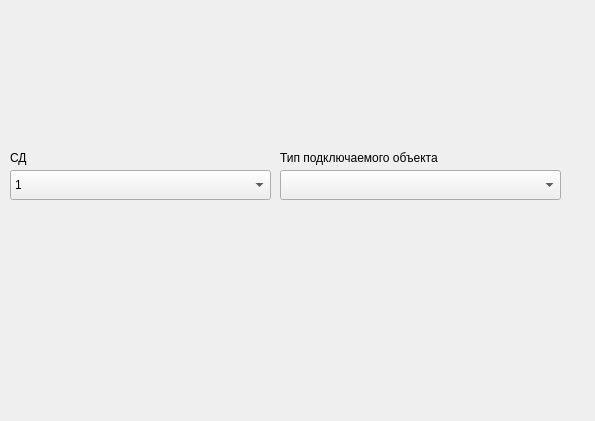
First picture: the form in m_cfg/unitWidgets/widget_sd_bl_ip.ui, repository xXRadioHeadXx/start7, before the edit.
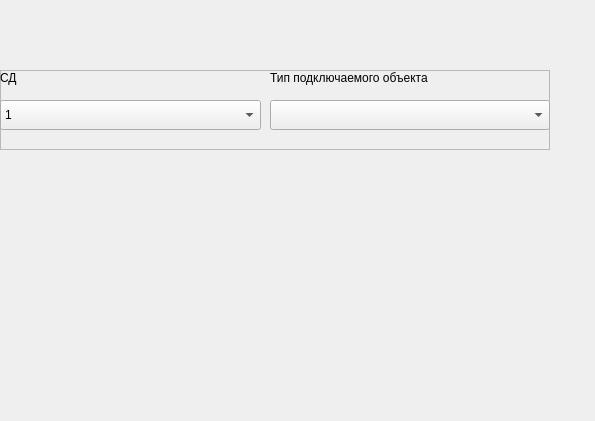
Second picture: the form after the edit. Custom widgets are drawn as their Qt base class.

```diff
--- a/m_cfg/unitWidgets/widget_sd_bl_ip.ui
+++ b/m_cfg/unitWidgets/widget_sd_bl_ip.ui
@@ -19,31 +19,26 @@
   <property name="windowTitle">
    <string>Form</string>
   </property>
-  <widget class="communicationTypeWidget" name="widget" native="true">
+  <widget class="QFrame" name="frame">
    <property name="geometry">
     <rect>
-     <x>9</x>
-     <y>9</y>
-     <width>578</width>
-     <height>130</height>
+     <x>0</x>
+     <y>70</y>
+     <width>550</width>
+     <height>80</height>
     </rect>
    </property>
-  </widget>
-  <widget class="coordinateWidget" name="widget_2" native="true">
-   <property name="geometry">
-    <rect>
-     <x>9</x>
-     <y>282</y>
-     <width>578</width>
-     <height>130</height>
-    </rect>
+   <property name="frameShape">
+    <enum>QFrame::StyledPanel</enum>
    </property>
-  </widget>
+   <property name="frameShadow">
+    <enum>QFrame::Raised</enum>
+   </property>
   <widget class="QLabel" name="label_65">
    <property name="geometry">
     <rect>
-     <x>10</x>
-     <y>150</y>
+      <x>0</x>
+      <y>0</y>
      <width>47</width>
      <height>16</height>
     </rect>
@@ -52,34 +47,11 @@
     <string>СД</string>
    </property>
   </widget>
-  <widget class="QComboBox" name="SD_BL_IP_OutType">
+   <widget class="QComboBox" name="Num2">
    <property name="geometry">
     <rect>
-     <x>280</x>
-     <y>170</y>
-     <width>281</width>
-     <height>30</height>
-    </rect>
-   </property>
-  </widget>
-  <widget class="QLabel" name="label_112">
-   <property name="geometry">
-    <rect>
-     <x>280</x>
-     <y>150</y>
-     <width>221</width>
-     <height>16</height>
-    </rect>
-   </property>
-   <property name="text">
-    <string>Тип подключаемого объекта</string>
-   </property>
-  </widget>
-  <widget class="QComboBox" name="SD_BL_IP_num_combobox">
-   <property name="geometry">
-    <rect>
-     <x>10</x>
-     <y>170</y>
+      <x>0</x>
+      <y>30</y>
      <width>261</width>
      <height>30</height>
     </rect>
@@ -125,21 +97,31 @@
     </property>
    </item>
   </widget>
- </widget>
- <customwidgets>
-  <customwidget>
-   <class>communicationTypeWidget</class>
-   <extends>QWidget</extends>
-   <header>unitWidgets/communicationtypewidget.h</header>
-   <container>1</container>
-  </customwidget>
-  <customwidget>
-   <class>coordinateWidget</class>
-   <extends>QWidget</extends>
-   <header>unitWidgets/coordinatewidget.h</header>
-   <container>1</container>
-  </customwidget>
- </customwidgets>
+   <widget class="QComboBox" name="OutType">
+    <property name="geometry">
+     <rect>
+      <x>270</x>
+      <y>30</y>
+      <width>280</width>
+      <height>30</height>
+     </rect>
+    </property>
+   </widget>
+   <widget class="QLabel" name="label_112">
+    <property name="geometry">
+     <rect>
+      <x>270</x>
+      <y>0</y>
+      <width>221</width>
+      <height>16</height>
+     </rect>
+    </property>
+    <property name="text">
+     <string>Тип подключаемого объекта</string>
+    </property>
+   </widget>
+  </widget>
+ </widget>
  <resources/>
  <connections/>
 </ui>
```
Lines whose indentation alone changed are shown as unchanged.
